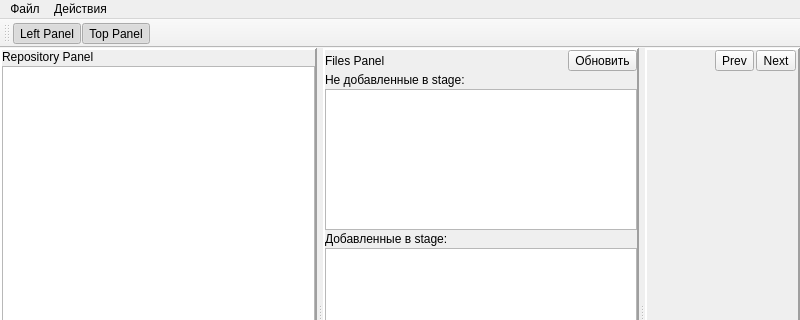
Above: commit_craft_app/mainwindow.ui from CJayM/CommitCraft before the change; both pictures show x 0 to 800 and y 0 to 320 of the 800 by 600 pixel window. Below: the same form after it.
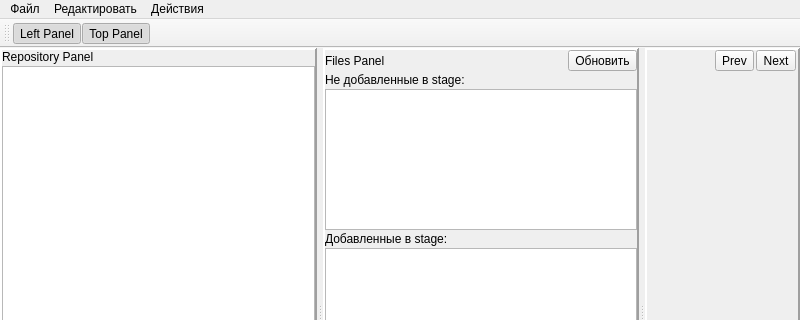
That is the form after the change. Icons and pictures are not drawn. Custom widgets are drawn as their Qt base class.

Commit message: Добавлен пункт меню "Редактировать" - "Настройки"

```diff
--- a/commit_craft_app/mainwindow.ui
+++ b/commit_craft_app/mainwindow.ui
@@ -562,6 +562,11 @@
      <string>Файл</string>
     </property>
     <addaction name="actionOpenRepository"/>
+   </widget>
+   <widget class="QMenu" name="menuEdit">
+    <property name="title">
+     <string>Редактировать</string>
+    </property>
     <addaction name="actionSettings"/>
    </widget>
    <widget class="QMenu" name="menu">
@@ -572,6 +577,7 @@
     <addaction name="actionCommit"/>
    </widget>
    <addaction name="menuFile"/>
+   <addaction name="menuEdit"/>
    <addaction name="menu"/>
   </widget>
   <widget class="QToolBar" name="toolBar">
```
